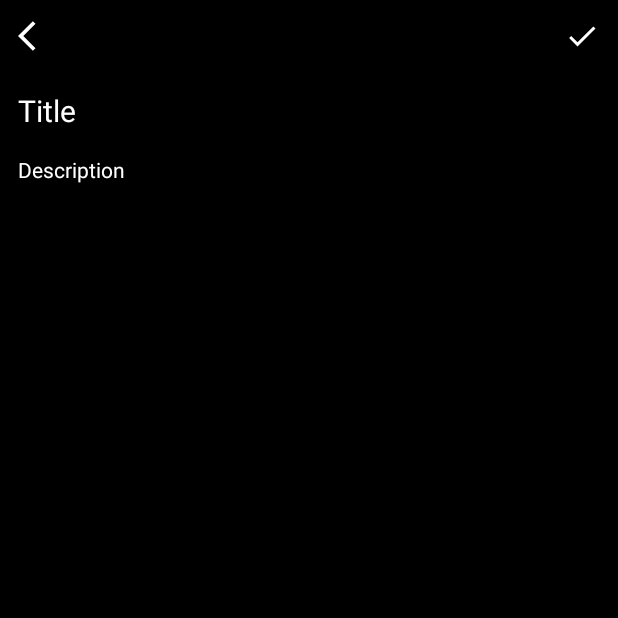
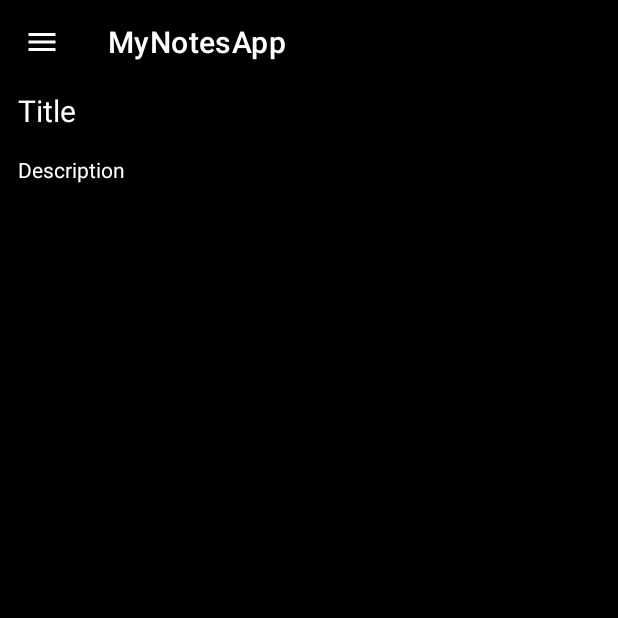
Before and after one commit to shivsagar999/Notes-App, an Android app: the fragment CreateNoteFragment placed in its activity, on a phone screen of 412 x 824 dp, the top half of it. Run offline under Robolectric (Android 15) with nearby library versions, the phone set to English and light mode, and no system bars; 2 statements that could not run were skipped.

Commit message:
minor changes

```diff
--- a/app/src/main/java/com/eurofins/mynotesapp/CreateNoteFragment.kt
+++ b/app/src/main/java/com/eurofins/mynotesapp/CreateNoteFragment.kt
@@ -9,6 +9,7 @@ import androidx.fragment.app.Fragment
 import androidx.fragment.app.activityViewModels
 import androidx.lifecycle.Observer
 import androidx.navigation.fragment.findNavController
+import com.eurofins.mynotesapp.database.Note
 import com.eurofins.mynotesapp.databinding.FragmentCreateNoteBinding
 
 
--- a/app/src/main/java/com/eurofins/mynotesapp/HomeFragment.kt
+++ b/app/src/main/java/com/eurofins/mynotesapp/HomeFragment.kt
@@ -12,6 +12,7 @@ import androidx.lifecycle.coroutineScope
 import androidx.navigation.fragment.findNavController
 import androidx.recyclerview.widget.StaggeredGridLayoutManager
 import com.eurofins.mynotesapp.adapter.NoteListAdapter
+import com.eurofins.mynotesapp.database.Note
 import com.eurofins.mynotesapp.databinding.FragmentHomeBinding
 import kotlinx.coroutines.flow.collect
 import kotlinx.coroutines.launch
--- a/app/src/main/java/com/eurofins/mynotesapp/MainActivity.kt
+++ b/app/src/main/java/com/eurofins/mynotesapp/MainActivity.kt
@@ -11,7 +11,7 @@ class MainActivity : AppCompatActivity() {
     override fun onCreate(savedInstanceState: Bundle?) {
         super.onCreate(savedInstanceState)
         setContentView(R.layout.activity_main)
-        setUpViews()
+        //setUpViews()
     }
 
     fun setUpViews() {
--- a/app/src/main/java/com/eurofins/mynotesapp/NoteApplication.kt
+++ b/app/src/main/java/com/eurofins/mynotesapp/NoteApplication.kt
@@ -1,6 +1,7 @@
 package com.eurofins.mynotesapp
 
 import android.app.Application
+import com.eurofins.mynotesapp.database.NoteDatabase
 
 class NoteApplication : Application(){
     val database : NoteDatabase by lazy{ NoteDatabase.getDatabase(this)}
--- a/app/src/main/java/com/eurofins/mynotesapp/NoteViewModel.kt
+++ b/app/src/main/java/com/eurofins/mynotesapp/NoteViewModel.kt
@@ -4,6 +4,8 @@ import androidx.lifecycle.LiveData
 import androidx.lifecycle.MutableLiveData
 import androidx.lifecycle.ViewModel
 import androidx.lifecycle.viewModelScope
+import com.eurofins.mynotesapp.database.Note
+import com.eurofins.mynotesapp.database.NotesDao
 import kotlinx.coroutines.flow.Flow
 import kotlinx.coroutines.launch
 
--- a/app/src/main/java/com/eurofins/mynotesapp/NoteViewModelFactory.kt
+++ b/app/src/main/java/com/eurofins/mynotesapp/NoteViewModelFactory.kt
@@ -2,6 +2,7 @@ package com.eurofins.mynotesapp
 
 import androidx.lifecycle.ViewModel
 import androidx.lifecycle.ViewModelProvider
+import com.eurofins.mynotesapp.database.NotesDao
 
 class NoteViewModelFactory(
     val notesDao: NotesDao
--- a/app/src/main/java/com/eurofins/mynotesapp/adapter/NoteListAdapter.kt
+++ b/app/src/main/java/com/eurofins/mynotesapp/adapter/NoteListAdapter.kt
@@ -8,7 +8,7 @@ import androidx.core.content.ContextCompat
 import androidx.recyclerview.widget.DiffUtil
 import androidx.recyclerview.widget.ListAdapter
 import androidx.recyclerview.widget.RecyclerView
-import com.eurofins.mynotesapp.Note
+import com.eurofins.mynotesapp.database.Note
 import com.eurofins.mynotesapp.R
 import com.eurofins.mynotesapp.databinding.NotesItemBinding
 
--- a/app/src/main/java/com/eurofins/mynotesapp/Note.kt
+++ b/app/src/main/java/com/eurofins/mynotesapp/database/Note.kt
@@ -1,4 +1,4 @@
-package com.eurofins.mynotesapp
+package com.eurofins.mynotesapp.database
 
 import androidx.room.ColumnInfo
 import androidx.room.Entity
--- a/app/src/main/java/com/eurofins/mynotesapp/NoteDatabase.kt
+++ b/app/src/main/java/com/eurofins/mynotesapp/database/NoteDatabase.kt
@@ -1,4 +1,4 @@
-package com.eurofins.mynotesapp
+package com.eurofins.mynotesapp.database
 
 import android.content.Context
 import androidx.room.Database
--- a/app/src/main/java/com/eurofins/mynotesapp/NotesDao.kt
+++ b/app/src/main/java/com/eurofins/mynotesapp/database/NotesDao.kt
@@ -1,4 +1,4 @@
-package com.eurofins.mynotesapp
+package com.eurofins.mynotesapp.database
 
 import androidx.room.*
 import kotlinx.coroutines.flow.Flow
--- a/app/src/main/res/layout/activity_main.xml
+++ b/app/src/main/res/layout/activity_main.xml
@@ -18,7 +18,7 @@
             android:layout_width="match_parent"
             android:layout_height="wrap_content"
             app:layout_constraintEnd_toEndOf="parent"
-            app:layout_constraintTop_toTopOf="@+id/nav_host_fragment_content_main">
+            app:layout_constraintTop_toTopOf="parent">
 
             <com.google.android.material.appbar.MaterialToolbar
                 android:id="@+id/appBar"
@@ -38,9 +38,11 @@
             android:layout_height="match_parent"
             app:defaultNavHost="true"
             app:layout_constraintBottom_toBottomOf="parent"
+            app:layout_constraintHorizontal_bias="0.0"
             app:layout_constraintLeft_toLeftOf="parent"
             app:layout_constraintRight_toRightOf="parent"
             app:layout_constraintTop_toTopOf="parent"
+            app:layout_constraintVertical_bias="0.0"
             app:navGraph="@navigation/nav_host" />
 
     </androidx.constraintlayout.widget.ConstraintLayout>
```
Also changed, not shown: app/src/main/java/com/eurofins/mynotesapp/NoteRepository.kt (deleted, +0 -18 lines).
